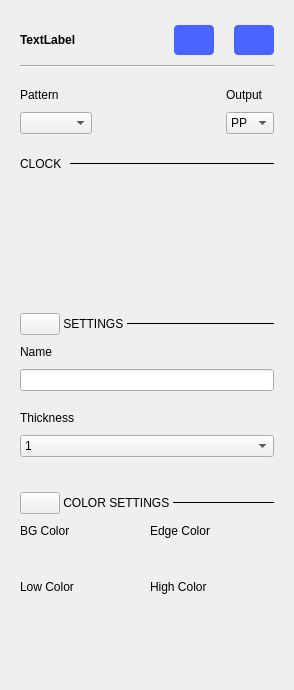
Before: the Qt Designer form ui/pg_cg_settings.ui in analogdevicesinc/scopy, drawn with Qt 5.
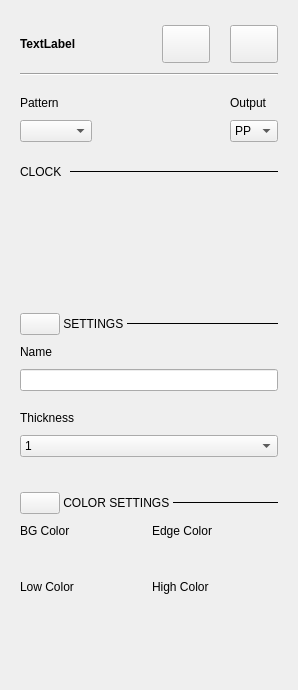
After: the same form once the commit is applied. Icons and pictures are not drawn.

The edit to the form file:
```diff
--- a/ui/pg_cg_settings.ui
+++ b/ui/pg_cg_settings.ui
@@ -6,7 +6,7 @@
    <rect>
     <x>0</x>
     <y>0</y>
-    <width>294</width>
+    <width>298</width>
     <height>690</height>
    </rect>
   </property>
@@ -23,8 +23,6 @@
    <string notr="true">#PBLeft, #PBRight {
   width: 40px;
   height: 30px;
-  border-radius: 4px;
-  background-color: #4a64ff;
 }</string>
   </property>
   <layout class="QVBoxLayout" name="verticalLayout">
@@ -216,8 +214,8 @@
              <rect>
               <x>0</x>
               <y>0</y>
-              <width>250</width>
-              <height>616</height>
+              <width>254</width>
+              <height>610</height>
              </rect>
             </property>
             <property name="sizePolicy">
```
Left out of the diff: 6 changed lines with no effect on the pictures.
